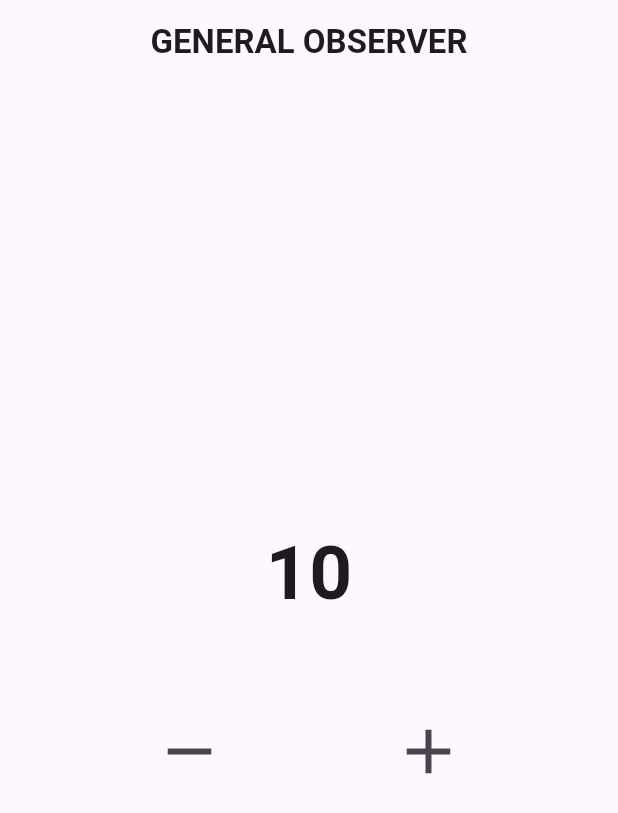
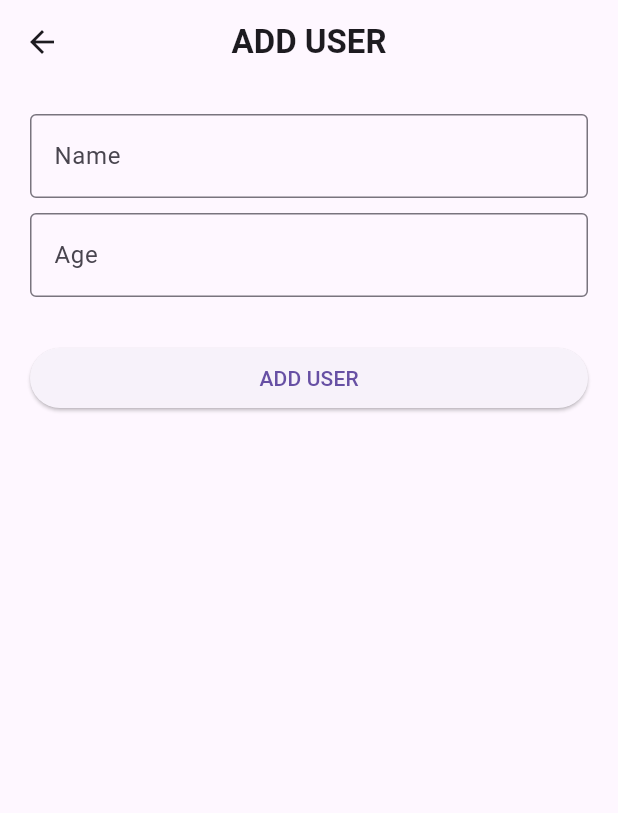
Before and after one commit to iqbalsuwandi20/state-managemet-bloc, a Flutter app: the screen it shows after launch, after a tap on the "add" icon, on a phone screen of 412 x 824 dp. Shown: the top 813 px of the screen. Run offline on Flutter 3.47's test engine with Material 3 defaults, Android fonts, the light colour scheme and no system bars; our stand-ins replace bloc, flutter_bloc.

Commit message:
pembuatan ui

```diff
--- /dev/null
+++ b/lib/app.dart
@@ -0,0 +1,31 @@
+import 'package:flutter/material.dart';
+import 'package:flutter_bloc/flutter_bloc.dart';
+
+import 'bloc/user/user_bloc.dart';
+import 'pages/home/home_page.dart';
+
+class App extends StatelessWidget {
+  const App({super.key});
+
+  @override
+  Widget build(BuildContext context) {
+    return MultiBlocProvider(
+      providers: [
+        BlocProvider(create: (context) => UserBloc()),
+      ],
+      child: const Appview(),
+    );
+  }
+}
+
+class Appview extends StatelessWidget {
+  const Appview({super.key});
+
+  @override
+  Widget build(BuildContext context) {
+    return const MaterialApp(
+      debugShowCheckedModeBanner: false,
+      home: HomePage(),
+    );
+  }
+}
--- a/lib/bloc/counter_bloc.dart
+++ /dev/null
@@ -1,12 +0,0 @@
-import 'package:bloc/bloc.dart';
-
-import 'counter_event.dart';
-
-class CounterBloc extends Bloc<CounterEvent, int> {
-  // ignore: use_super_parameters initial
-  CounterBloc(int intial) : super(intial) {
-    on<DecrementCounter>((event, emit) => emit((state - 1) * event.value));
-
-    on<IncrementCounter>((event, emit) => emit((state + 1) * event.value));
-  }
-}
--- a/lib/bloc/counter_event.dart
+++ /dev/null
@@ -1,12 +0,0 @@
-class CounterEvent {
-  int value;
-  CounterEvent(this.value);
-}
-
-class DecrementCounter extends CounterEvent {
-  DecrementCounter(super.value);
-}
-
-class IncrementCounter extends CounterEvent {
-  IncrementCounter(super.value);
-}
--- /dev/null
+++ b/lib/bloc/user/user_bloc.dart
@@ -0,0 +1,13 @@
+import 'package:bloc/bloc.dart';
+import 'package:meta/meta.dart';
+
+part 'user_event.dart';
+part 'user_state.dart';
+
+class UserBloc extends Bloc<UserEvent, UserState> {
+  UserBloc() : super(UserInitial()) {
+    on<UserEvent>((event, emit) {
+      // TODO: implement event handler
+    });
+  }
+}
--- /dev/null
+++ b/lib/bloc/user/user_event.dart
@@ -0,0 +1,4 @@
+part of 'user_bloc.dart';
+
+@immutable
+sealed class UserEvent {}
--- /dev/null
+++ b/lib/bloc/user/user_state.dart
@@ -0,0 +1,6 @@
+part of 'user_bloc.dart';
+
+@immutable
+sealed class UserState {}
+
+final class UserInitial extends UserState {}
--- a/lib/main.dart
+++ b/lib/main.dart
@@ -1,22 +1,10 @@
-import 'package:bloc/bloc.dart';
 import 'package:flutter/material.dart';
+import 'package:flutter_bloc/flutter_bloc.dart';
 
+import 'app.dart';
 import 'general_observer.dart';
-import 'pages/home_page.dart';
 
 void main() {
   Bloc.observer = MyGeneralObserver();
-  runApp(const MyApp());
+  runApp(const App());
 }
-
-class MyApp extends StatelessWidget {
-  const MyApp({super.key});
-
-  @override
-  Widget build(BuildContext context) {
-    return MaterialApp(
-      debugShowCheckedModeBanner: false,
-      home: HomePage(),
-    );
-  }
-}
--- /dev/null
+++ b/lib/pages/add/add_page.dart
@@ -0,0 +1,45 @@
+import 'package:flutter/material.dart';
+
+class AddPage extends StatelessWidget {
+  const AddPage({super.key});
+
+  @override
+  Widget build(BuildContext context) {
+    return Scaffold(
+      appBar: AppBar(
+        title: Text(
+          "Add User".toUpperCase(),
+          style: const TextStyle(fontWeight: FontWeight.bold),
+        ),
+        centerTitle: true,
+      ),
+      body: ListView(
+        padding: const EdgeInsets.all(20),
+        children: [
+          const TextField(
+            autocorrect: false,
+            textInputAction: TextInputAction.next,
+            decoration: InputDecoration(
+              labelText: "Name",
+              border: OutlineInputBorder(),
+            ),
+          ),
+          const SizedBox(height: 10),
+          const TextField(
+            autocorrect: false,
+            textInputAction: TextInputAction.done,
+            decoration: InputDecoration(
+              labelText: "Age",
+              border: OutlineInputBorder(),
+            ),
+          ),
+          const SizedBox(height: 30),
+          ElevatedButton(
+            onPressed: () {},
+            child: Text("Add User".toUpperCase()),
+          ),
+        ],
+      ),
+    );
+  }
+}
--- /dev/null
+++ b/lib/pages/edit/edit_page.dart
@@ -0,0 +1,45 @@
+import 'package:flutter/material.dart';
+
+class EditPage extends StatelessWidget {
+  const EditPage({super.key});
+
+  @override
+  Widget build(BuildContext context) {
+    return Scaffold(
+      appBar: AppBar(
+        title: Text(
+          "Edit User".toUpperCase(),
+          style: const TextStyle(fontWeight: FontWeight.bold),
+        ),
+        centerTitle: true,
+      ),
+      body: ListView(
+        padding: const EdgeInsets.all(20),
+        children: [
+          const TextField(
+            autocorrect: false,
+            textInputAction: TextInputAction.next,
+            decoration: InputDecoration(
+              labelText: "Name",
+              border: OutlineInputBorder(),
+            ),
+          ),
+          const SizedBox(height: 10),
+          const TextField(
+            autocorrect: false,
+            textInputAction: TextInputAction.done,
+            decoration: InputDecoration(
+              labelText: "Age",
+              border: OutlineInputBorder(),
+            ),
+          ),
+          const SizedBox(height: 30),
+          ElevatedButton(
+            onPressed: () {},
+            child: Text("Edit User".toUpperCase()),
+          ),
+        ],
+      ),
+    );
+  }
+}
--- /dev/null
+++ b/lib/pages/home/home_page.dart
@@ -0,0 +1,50 @@
+import 'package:flutter/material.dart';
+
+import '../add/add_page.dart';
+import '../edit/edit_page.dart';
+
+class HomePage extends StatelessWidget {
+  const HomePage({super.key});
+
+  @override
+  Widget build(BuildContext context) {
+    return Scaffold(
+      appBar: AppBar(
+        title: Text(
+          "Pembuatan UI".toUpperCase(),
+          style: const TextStyle(fontWeight: FontWeight.bold),
+        ),
+        centerTitle: true,
+      ),
+      body: ListView.builder(
+        itemCount: 10,
+        itemBuilder: (context, index) => ListTile(
+          onTap: () => Navigator.push(
+            context,
+            MaterialPageRoute(
+              builder: (context) => const EditPage(),
+            ),
+          ),
+          leading: CircleAvatar(
+            child: Text("${index + 1}"),
+          ),
+          title: const Text("Name user"),
+          subtitle: const Text("Age user"),
+          trailing: IconButton(
+            onPressed: () {},
+            icon: const Icon(Icons.delete),
+          ),
+        ),
+      ),
+      floatingActionButton: FloatingActionButton(
+        onPressed: () => Navigator.push(
+          context,
+          MaterialPageRoute(
+            builder: (context) => const AddPage(),
+          ),
+        ),
+        child: const Icon(Icons.add),
+      ),
+    );
+  }
+}
--- a/lib/pages/home_page.dart
+++ /dev/null
@@ -1,56 +0,0 @@
-import 'package:flutter/material.dart';
-import 'package:flutter_bloc/flutter_bloc.dart';
-
-import '../bloc/counter_bloc.dart';
-import '../bloc/counter_event.dart';
-
-class HomePage extends StatelessWidget {
-  HomePage({super.key});
-
-  final CounterBloc counterBloc = CounterBloc(0);
-  final int value = 10;
-
-  @override
-  Widget build(BuildContext context) {
-    return Scaffold(
-      appBar: AppBar(
-        title: Text(
-          "General Observer".toUpperCase(),
-          style: const TextStyle(fontWeight: FontWeight.bold),
-        ),
-        centerTitle: true,
-      ),
-      body: Center(
-        child: Column(
-          mainAxisSize: MainAxisSize.min,
-          children: [
-            BlocBuilder<CounterBloc, int>(
-              bloc: counterBloc,
-              builder: (context, state) => Text(
-                "$state",
-                style: const TextStyle(
-                  fontSize: 50,
-                  fontWeight: FontWeight.bold,
-                ),
-              ),
-            ),
-            const SizedBox(height: 50),
-            Row(
-              mainAxisAlignment: MainAxisAlignment.spaceEvenly,
-              children: [
-                IconButton(
-                  onPressed: () => counterBloc.add(DecrementCounter(value)),
-                  icon: const Icon(Icons.remove, size: 50),
-                ),
-                IconButton(
-                  onPressed: () => counterBloc.add(IncrementCounter(value)),
-                  icon: const Icon(Icons.add, size: 50),
-                ),
-              ],
-            )
-          ],
-        ),
-      ),
-    );
-  }
-}
```
